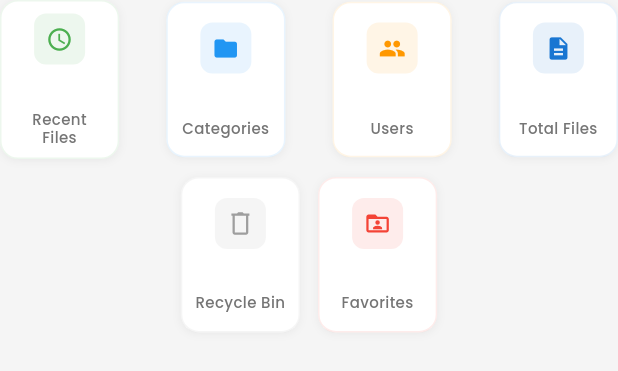
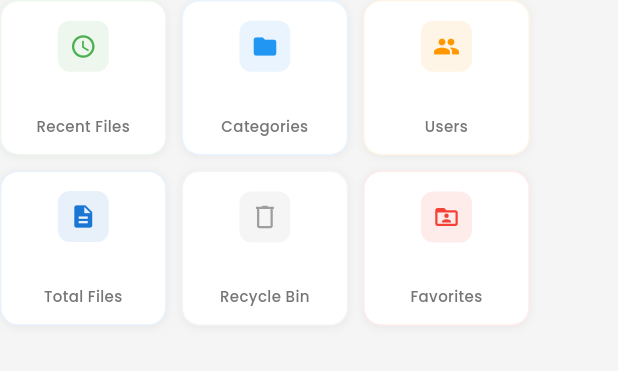
Before and after one commit to rahmathanifpurnama/management-document-app, a Flutter app: the ResponsiveStatsGrid widget shown alone on an empty page, opened directly with empty values, on a phone screen of 412 x 824 dp. Shown: the top 371 px of the screen. Run offline on Flutter 3.47's test engine with Material 3 defaults, Android fonts, the phone set to English and light mode, and no system bars; our stand-ins replace audioplayers, cached_network_image, cloud_firestore, cloud_functions, connectivity_plus, dio and 19 more; missing offline and left inert: external_path, file_selector, firebase_app_check, flutter_pdfview, googleapis; accounts and stored records are empty; network calls fail.

Commit message:
Implement CSS Grid-like responsive behavior with natural flow and left alignment

```diff
--- a/lib/widgets/statistics/responsive_stats_grid.dart
+++ b/lib/widgets/statistics/responsive_stats_grid.dart
@@ -3,14 +3,17 @@ import 'package:flutter_svg/flutter_svg.dart';
 import 'package:google_fonts/google_fonts.dart';
 import '../../core/constants/app_colors.dart';
 
-/// Responsive stats grid widget with optimized compact design
+/// Responsive stats grid widget with CSS Grid-like behavior
 ///
 /// Features:
-/// - Very small screens: 1 widget per row
-/// - Small screens (< 400px): 2 widgets per row
-/// - Medium screens (400-600px): 3 widgets per row
-/// - Current screen width (600-900px): 4 widgets per row
-/// - Extra wide screens (> 900px): 5 widgets per row
+/// - CSS Grid-like natural flow: widgets flow left to right, then wrap to next row
+/// - Dynamic responsive breakpoints:
+///   - Small screens (< 400px): 2 widgets per row
+///   - Small-medium screens (400-600px): 3 widgets per row
+///   - Medium screens (600-900px): 4 widgets per row
+///   - Large screens (> 900px): 5 widgets per row
+/// - Left-aligned layout: all widgets align to the left naturally
+/// - Natural wrapping: widgets reflow automatically when screen size changes
 /// - Compact sizing with maintained readability
 /// - SVG icon support for recycle bin and favorites
 /// - Recycle Bin and Favorites widgets display only titles and icons (no values)
@@ -36,66 +39,23 @@ class ResponsiveStatsGrid extends StatelessWidget {
         // Calculate responsive layout parameters
         final layoutConfig = _getLayoutConfig(screenWidth);
 
-        return _buildCustomLayout(statWidgets, layoutConfig);
+        return _buildCSSGridLayout(statWidgets, layoutConfig);
       },
     );
   }
 
-  /// Build custom layout: 4 widgets in first row, 2 widgets in second row with 2 empty spaces
-  Widget _buildCustomLayout(
+  /// Build CSS Grid-like layout with natural flow and left alignment
+  Widget _buildCSSGridLayout(
     List<Widget> statWidgets,
     _LayoutConfig layoutConfig,
   ) {
-    // Always use custom layout for 6 widgets (4+2 layout)
-    if (statWidgets.length == 6) {
-      final firstRowWidgets = statWidgets.take(4).toList();
-      final secondRowWidgets = statWidgets.skip(4).take(2).toList();
-
-      // Calculate width for 4 widgets per row
-      final screenWidth =
-          layoutConfig.itemWidth * layoutConfig.itemsPerRow +
-          layoutConfig.spacing * (layoutConfig.itemsPerRow - 1);
-      final fourWidgetWidth = (screenWidth - (layoutConfig.spacing * 3)) / 4;
-
-      return Column(
-        children: [
-          // First row: 4 widgets
-          Row(
-            mainAxisAlignment: MainAxisAlignment.spaceBetween,
-            children: firstRowWidgets.map((widget) {
-              return SizedBox(width: fourWidgetWidth, child: widget);
-            }).toList(),
-          ),
-
-          SizedBox(height: layoutConfig.spacing), // Space between rows
-          // Second row: 2 widgets centered with 2 empty spaces
-          Row(
-            mainAxisAlignment: MainAxisAlignment.center,
-            children: [
-              // Empty space (1/4 of row)
-              SizedBox(width: fourWidgetWidth),
-              SizedBox(width: layoutConfig.spacing),
-
-              // First widget
-              SizedBox(width: fourWidgetWidth, child: secondRowWidgets[0]),
-              SizedBox(width: layoutConfig.spacing),
-
-              // Second widget
-              SizedBox(width: fourWidgetWidth, child: secondRowWidgets[1]),
-              SizedBox(width: layoutConfig.spacing),
-
-              // Empty space (1/4 of row)
-              SizedBox(width: fourWidgetWidth),
-            ],
-          ),
-        ],
-      );
-    }
-
-    // For other cases, use normal wrap layout
+    // Use Wrap widget for natural CSS Grid-like behavior
+    // Widgets flow left to right, then wrap to next row naturally
     return Wrap(
       spacing: layoutConfig.spacing,
       runSpacing: layoutConfig.spacing,
+      alignment: WrapAlignment.start, // Left-align all widgets
+      runAlignment: WrapAlignment.start, // Left-align rows
       children: statWidgets.map((widget) {
         return SizedBox(width: layoutConfig.itemWidth, child: widget);
       }).toList(),
@@ -107,26 +67,22 @@ class ResponsiveStatsGrid extends StatelessWidget {
     int itemsPerRow;
     double spacing;
 
-    if (screenWidth < 300) {
-      // Very small screens: 1 widget per row
-      itemsPerRow = 1;
-      spacing = 8.0; // Increased spacing
-    } else if (screenWidth < 400) {
+    if (screenWidth < 400) {
       // Small screens: 2 widgets per row
       itemsPerRow = 2;
-      spacing = 10.0; // Increased spacing
+      spacing = 8.0;
     } else if (screenWidth < 600) {
-      // Medium screens: 3 widgets per row
+      // Small-medium screens: 3 widgets per row
       itemsPerRow = 3;
-      spacing = 12.0; // Increased spacing
+      spacing = 10.0;
     } else if (screenWidth < 900) {
-      // Current screen width: 4 widgets per row (maintain current behavior)
+      // Medium screens: 4 widgets per row
       itemsPerRow = 4;
-      spacing = 16.0; // Increased spacing
+      spacing = 12.0;
     } else {
-      // Extra wide screens: 4 widgets per row (changed from 5 to accommodate 8 widgets in 2 rows)
-      itemsPerRow = 4;
-      spacing = 20.0; // Increased spacing
+      // Large screens: 5 widgets per row
+      itemsPerRow = 5;
+      spacing = 16.0;
     }
 
     // Calculate item width accounting for spacing - make containers narrower
```
